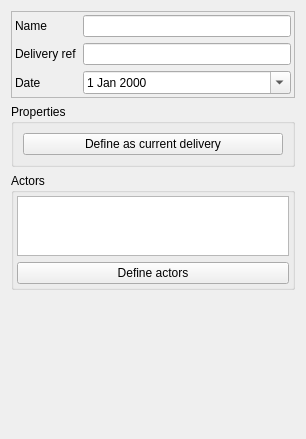
Old version of the form Lamia/iface/qgiswidget/tools/toolprepro/base3/lamiabase_delivery_tool_ui.ui in the repository Artelia/Lamia.
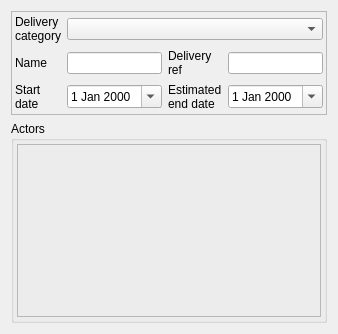
New version of the form.

The edit to the form file:
```diff
--- a/Lamia/iface/qgiswidget/tools/toolprepro/base3/lamiabase_delivery_tool_ui.ui
+++ b/Lamia/iface/qgiswidget/tools/toolprepro/base3/lamiabase_delivery_tool_ui.ui
@@ -6,14 +6,14 @@
    <rect>
     <x>0</x>
     <y>0</y>
-    <width>306</width>
-    <height>439</height>
+    <width>337</width>
+    <height>334</height>
    </rect>
   </property>
   <property name="windowTitle">
    <string>Form</string>
   </property>
-  <layout class="QVBoxLayout" name="verticalLayout" stretch="1,1,1,10">
+  <layout class="QVBoxLayout" name="verticalLayout" stretch="0,10">
    <item>
     <widget class="QFrame" name="frame">
      <property name="frameShape">
@@ -22,10 +22,7 @@
      <property name="frameShadow">
       <enum>QFrame::Raised</enum>
      </property>
-     <layout class="QFormLayout" name="formLayout">
-      <property name="fieldGrowthPolicy">
-       <enum>QFormLayout::AllNonFixedFieldsGrow</enum>
-      </property>
+     <layout class="QGridLayout" name="gridLayout">
       <property name="leftMargin">
        <number>3</number>
       </property>
@@ -38,79 +35,125 @@
       <property name="bottomMargin">
        <number>3</number>
       </property>
-      <item row="0" column="0">
-       <widget class="QLabel" name="label_nom">
-        <property name="text">
-         <string>Name</string>
-        </property>
-       </widget>
-      </item>
-      <item row="0" column="1">
-       <widget class="QLineEdit" name="lineEdit_nom"/>
-      </item>
-      <item row="2" column="0">
-       <widget class="QLabel" name="label">
-        <property name="text">
-         <string>Date</string>
-        </property>
-       </widget>
-      </item>
-      <item row="2" column="1">
-       <widget class="QDateEdit" name="dateEdit_date">
-        <property name="specialValueText">
-         <string/>
-        </property>
-        <property name="minimumDateTime">
-         <datetime>
-          <hour>0</hour>
-          <minute>0</minute>
-          <second>0</second>
-          <year>1752</year>
-          <month>9</month>
-          <day>15</day>
-         </datetime>
-        </property>
-        <property name="minimumDate">
-         <date>
-          <year>1752</year>
-          <month>9</month>
-          <day>15</day>
-         </date>
-        </property>
-        <property name="calendarPopup">
-         <bool>true</bool>
-        </property>
-        <property name="currentSectionIndex">
-         <number>0</number>
-        </property>
-       </widget>
-      </item>
-      <item row="1" column="0">
+      <item row="1" column="2">
        <widget class="QLabel" name="label_2">
         <property name="text">
          <string>Delivery ref</string>
         </property>
+        <property name="wordWrap">
+         <bool>true</bool>
+        </property>
+       </widget>
+      </item>
+      <item row="3" column="0">
+       <widget class="QLabel" name="label">
+        <property name="text">
+         <string>Start date</string>
+        </property>
+        <property name="wordWrap">
+         <bool>true</bool>
+        </property>
+       </widget>
+      </item>
+      <item row="3" column="1">
+       <widget class="QDateEdit" name="dateEdit_startdate">
+        <property name="specialValueText">
+         <string/>
+        </property>
+        <property name="minimumDateTime">
+         <datetime>
+          <hour>0</hour>
+          <minute>0</minute>
+          <second>0</second>
+          <year>1752</year>
+          <month>9</month>
+          <day>15</day>
+         </datetime>
+        </property>
+        <property name="minimumDate">
+         <date>
+          <year>1752</year>
+          <month>9</month>
+          <day>15</day>
+         </date>
+        </property>
+        <property name="calendarPopup">
+         <bool>true</bool>
+        </property>
+        <property name="currentSectionIndex">
+         <number>0</number>
+        </property>
+       </widget>
+      </item>
+      <item row="1" column="0">
+       <widget class="QLabel" name="label_nom">
+        <property name="text">
+         <string>Name</string>
+        </property>
+        <property name="wordWrap">
+         <bool>true</bool>
+        </property>
        </widget>
       </item>
       <item row="1" column="1">
+       <widget class="QLineEdit" name="lineEdit_nom"/>
+      </item>
+      <item row="1" column="3">
        <widget class="QLineEdit" name="lineEdit_nummarche"/>
       </item>
-     </layout>
-    </widget>
-   </item>
-   <item>
-    <widget class="QGroupBox" name="groupBox">
-     <property name="title">
-      <string>Properties</string>
-     </property>
-     <layout class="QVBoxLayout" name="verticalLayout_2">
-      <item>
-       <widget class="QPushButton" name="pushButton_currentPrestation">
+      <item row="3" column="2">
+       <widget class="QLabel" name="label_3">
         <property name="text">
-         <string>Define as current delivery</string>
+         <string>Estimated end date</string>
         </property>
+        <property name="wordWrap">
+         <bool>true</bool>
+        </property>
        </widget>
       </item>
+      <item row="3" column="3">
+       <widget class="QDateEdit" name="dateEdit_enddate">
+        <property name="specialValueText">
+         <string/>
+        </property>
+        <property name="minimumDateTime">
+         <datetime>
+          <hour>0</hour>
+          <minute>0</minute>
+          <second>0</second>
+          <year>1752</year>
+          <month>9</month>
+          <day>15</day>
+         </datetime>
+        </property>
+        <property name="minimumDate">
+         <date>
+          <year>1752</year>
+          <month>9</month>
+          <day>15</day>
+         </date>
+        </property>
+        <property name="calendarPopup">
+         <bool>true</bool>
+        </property>
+        <property name="currentSectionIndex">
+         <number>0</number>
+        </property>
+       </widget>
+      </item>
+      <item row="0" column="0">
+       <widget class="QLabel" name="label_4">
+        <property name="text">
+         <string>Delivery category</string>
+        </property>
+        <property name="wordWrap">
+         <bool>true</bool>
+        </property>
+       </widget>
+      </item>
+      <item row="0" column="1" colspan="3">
+       <widget class="QComboBox" name="comboBox_deliverycategory"/>
+      </item>
      </layout>
     </widget>
    </item>
@@ -133,38 +176,32 @@
        <number>3</number>
       </property>
       <item>
-       <widget class="QTextBrowser" name="textBrowser_intervenants">
-        <property name="maximumSize">
-         <size>
-          <width>16777215</width>
-          <height>60</height>
-         </size>
+       <widget class="QFrame" name="frame_actor">
+        <property name="frameShape">
+         <enum>QFrame::StyledPanel</enum>
         </property>
-       </widget>
-      </item>
-      <item>
-       <widget class="QPushButton" name="pushButton_defineinter">
-        <property name="text">
-         <string>Define actors</string>
+        <property name="frameShadow">
+         <enum>QFrame::Raised</enum>
         </property>
+        <layout class="QVBoxLayout" name="verticalLayout_4">
+         <property name="leftMargin">
+          <number>3</number>
+         </property>
+         <property name="topMargin">
+          <number>3</number>
+         </property>
+         <property name="rightMargin">
+          <number>3</number>
+         </property>
+         <property name="bottomMargin">
+          <number>3</number>
+         </property>
+        </layout>
        </widget>
       </item>
      </layout>
     </widget>
    </item>
-   <item>
-    <spacer name="verticalSpacer">
-     <property name="orientation">
-      <enum>Qt::Vertical</enum>
-     </property>
-     <property name="sizeHint" stdset="0">
-      <size>
-       <width>20</width>
-       <height>40</height>
-      </size>
-     </property>
-    </spacer>
-   </item>
   </layout>
  </widget>
  <resources/>
```
